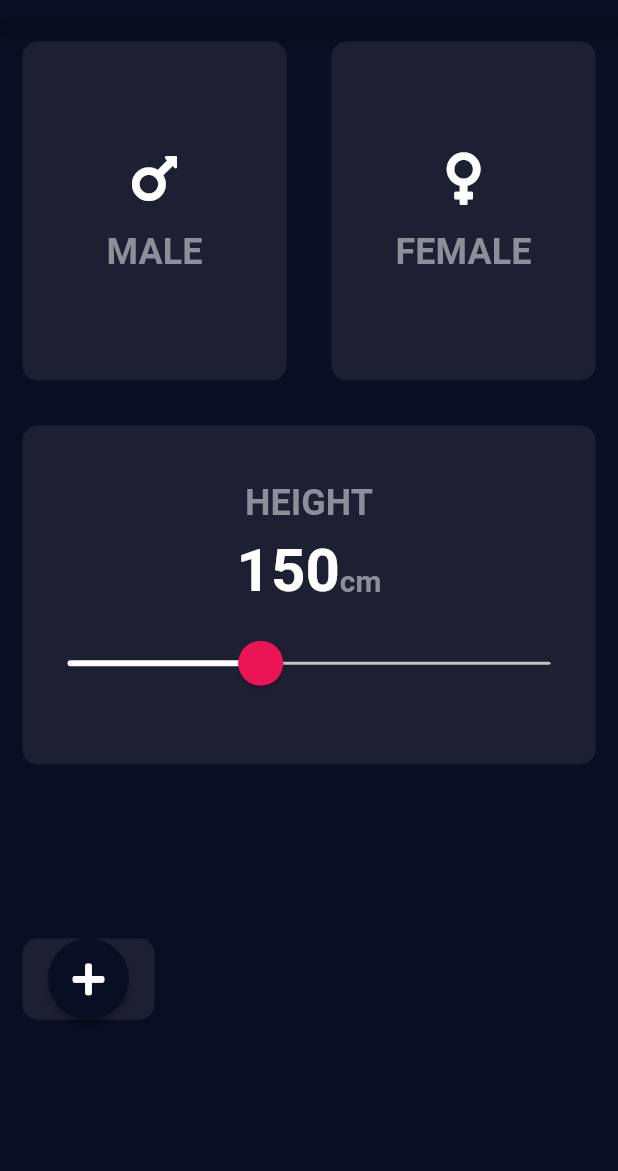
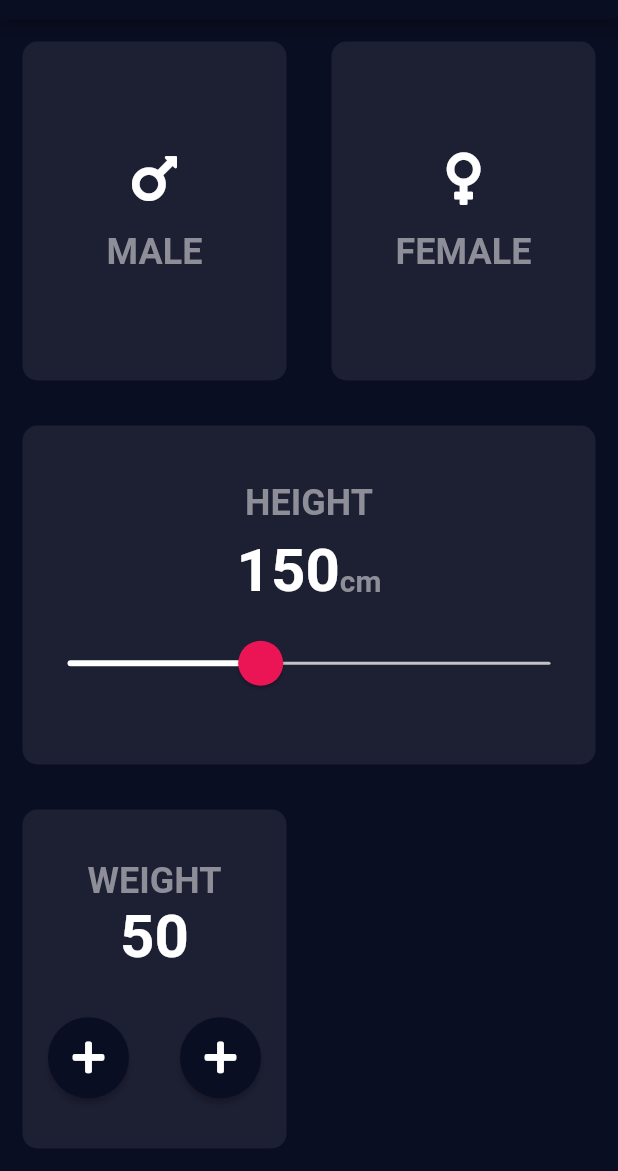
Before and after one commit to ceosss/bmi_calc, a Flutter app: the screen it shows after launch, on a phone screen of 412 x 824 dp, the part 65-1236 px from its top. Run offline on Flutter 3.47's test engine with Material 2 defaults, Android fonts, the phone set to English and light mode, and no system bars; our stand-ins replace font_awesome_flutter.

Commit message:
NEW: Weight Card

```diff
--- a/lib/constants.dart
+++ b/lib/constants.dart
@@ -9,3 +9,6 @@ enum Gender { MALE, FEMALE }
 
 TextStyle cardText() => TextStyle(
     fontSize: 24, fontWeight: FontWeight.bold, color: Color(0xff8d8e98));
+
+TextStyle bigText() => TextStyle(
+    fontSize: 40, color: Color(0xffffffff), fontWeight: FontWeight.bold);
--- a/lib/inputScreen.dart
+++ b/lib/inputScreen.dart
@@ -12,6 +12,7 @@ class InputScreen extends StatefulWidget {
 class _InputScreenState extends State<InputScreen> {
   String gender;
   double height = 150.0;
+  int weight = 50;
   void updateGender(Gender data) {
     setState(() {
       gender = data.toString();
@@ -71,8 +72,7 @@ class _InputScreenState extends State<InputScreen> {
                   children: [
                     Text(
                       height.toStringAsFixed(0),
-                      style: cardText()
-                          .copyWith(fontSize: 40, color: Color(0xffffffff)),
+                      style: bigText(),
                     ),
                     Text(
                       "cm",
@@ -108,9 +108,24 @@ class _InputScreenState extends State<InputScreen> {
           child: Row(
             children: [
               InputCard(
-                color: accentColor,
-                child: RoundBtn(),
-              ),
+                  color: accentColor,
+                  child: Column(
+                    mainAxisAlignment: MainAxisAlignment.center,
+                    children: [
+                      Text(
+                        "WEIGHT",
+                        style: cardText(),
+                      ),
+                      Text(
+                        weight.toString(),
+                        style: bigText(),
+                      ),
+                      SizedBox(height: 30),
+                      Row(
+                        children: [RoundBtn(), RoundBtn()],
+                      )
+                    ],
+                  )),
               InputCard()
             ],
           ),
```
